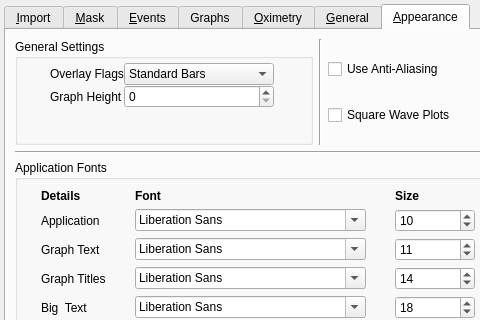
Qt form preferencesdialog.ui (sbonaime/sleepyhead-code.) before a commit; both pictures show x 0 to 480 and y 0 to 320 of the 640 by 407 pixel window.
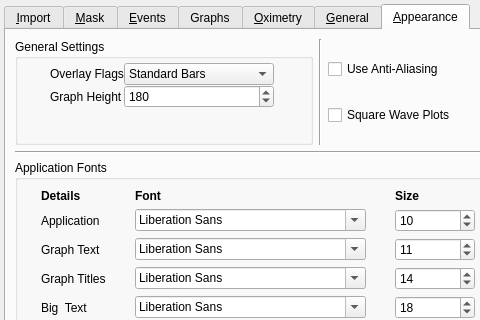
The same form after that commit. The open tabs and pages were chosen to show the change.

The edit to the form file:
```diff
--- a/preferencesdialog.ui
+++ b/preferencesdialog.ui
@@ -1221,6 +1221,18 @@
                   <verstretch>0</verstretch>
                  </sizepolicy>
                 </property>
+                <property name="minimum">
+                 <number>50</number>
+                </property>
+                <property name="maximum">
+                 <number>600</number>
+                </property>
+                <property name="singleStep">
+                 <number>10</number>
+                </property>
+                <property name="value">
+                 <number>180</number>
+                </property>
                </widget>
               </item>
              </layout>
```
Left out of the diff: 4 changed lines with no effect on the pictures.
